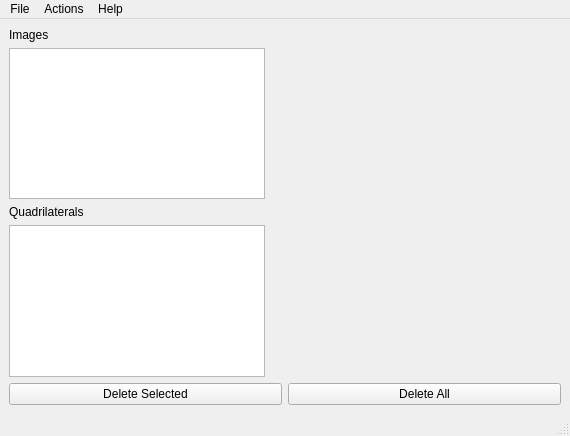
Above: src/mainwindow.ui from LukasBommes/Quad-Cropper before the change. Below: the same form after it.
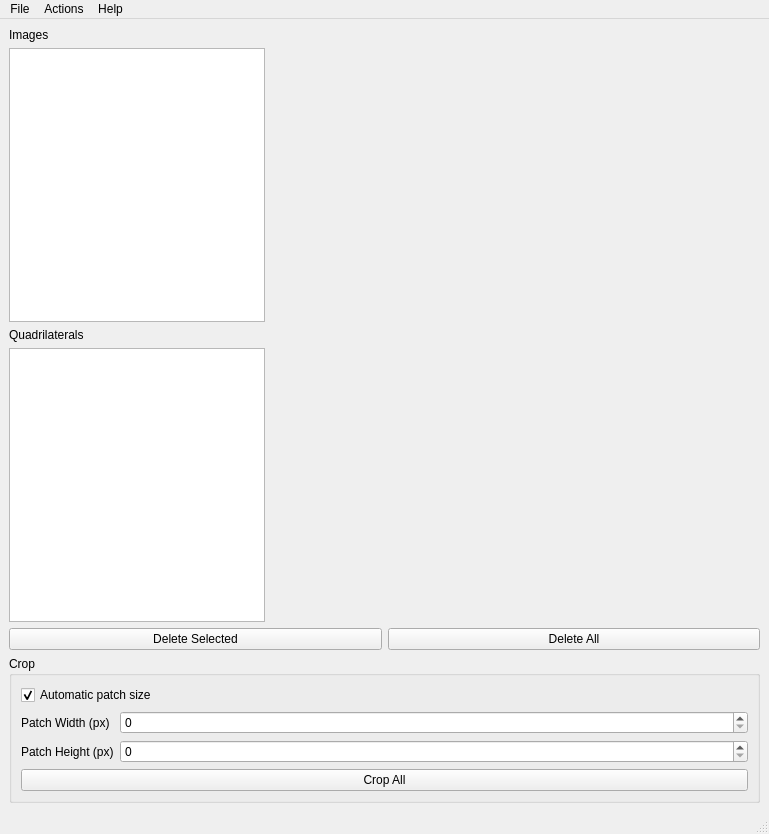
That is the form after the change.

Commit message: added crop width and height featur

```diff
--- a/src/mainwindow.ui
+++ b/src/mainwindow.ui
@@ -6,8 +6,8 @@
    <rect>
     <x>0</x>
     <y>0</y>
-    <width>570</width>
-    <height>436</height>
+    <width>769</width>
+    <height>834</height>
    </rect>
   </property>
   <property name="windowTitle">
@@ -84,6 +84,79 @@
         </item>
        </layout>
       </item>
+      <item>
+       <widget class="QGroupBox" name="cropGroupBox">
+        <property name="sizePolicy">
+         <sizepolicy hsizetype="Preferred" vsizetype="Preferred">
+          <horstretch>0</horstretch>
+          <verstretch>0</verstretch>
+         </sizepolicy>
+        </property>
+        <property name="title">
+         <string>Crop</string>
+        </property>
+        <layout class="QGridLayout" name="gridLayout_2">
+         <property name="rightMargin">
+          <number>9</number>
+         </property>
+         <item row="2" column="0">
+          <widget class="QPushButton" name="cropAllButton">
+           <property name="text">
+            <string>Crop All</string>
+           </property>
+          </widget>
+         </item>
+         <item row="1" column="0">
+          <layout class="QFormLayout" name="formLayout_2">
+           <item row="1" column="0">
+            <widget class="QLabel" name="patchWidthLabel">
+             <property name="text">
+              <string>Patch Width (px)</string>
+             </property>
+            </widget>
+           </item>
+           <item row="1" column="1">
+            <widget class="QSpinBox" name="patchWidthSpinBox">
+             <property name="maximum">
+              <number>99999999</number>
+             </property>
+             <property name="singleStep">
+              <number>10</number>
+             </property>
+            </widget>
+           </item>
+           <item row="2" column="0">
+            <widget class="QLabel" name="patchHeightLabel">
+             <property name="text">
+              <string>Patch Height (px)</string>
+             </property>
+            </widget>
+           </item>
+           <item row="2" column="1">
+            <widget class="QSpinBox" name="patchHeightSpinBox">
+             <property name="maximum">
+              <number>99999999</number>
+             </property>
+             <property name="singleStep">
+              <number>10</number>
+             </property>
+            </widget>
+           </item>
+          </layout>
+         </item>
+         <item row="0" column="0">
+          <widget class="QCheckBox" name="autoPatchSizeCheckbox">
+           <property name="text">
+            <string>Automatic patch size</string>
+           </property>
+           <property name="checked">
+            <bool>true</bool>
+           </property>
+          </widget>
+         </item>
+        </layout>
+       </widget>
+      </item>
      </layout>
     </item>
    </layout>
@@ -93,7 +166,7 @@
     <rect>
      <x>0</x>
      <y>0</y>
-     <width>570</width>
+     <width>769</width>
      <height>22</height>
     </rect>
    </property>
```
Left out of the diff: 5 changed lines with no effect on the pictures. The commit also changes 5 other files.
